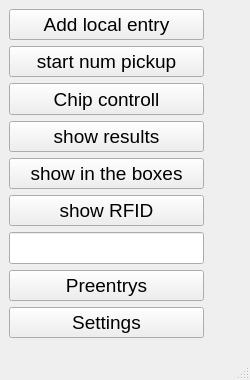
Old version of the form src/views/mainwindow/mainwindow.ui in the repository stivehu/um3.
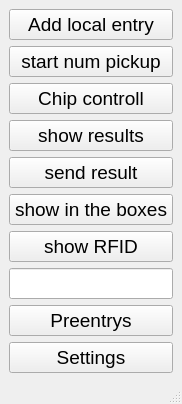
New version of the form.

```diff
--- a/src/views/mainwindow/mainwindow.ui
+++ b/src/views/mainwindow/mainwindow.ui
@@ -7,23 +7,16 @@
    <rect>
     <x>0</x>
     <y>0</y>
-    <width>250</width>
-    <height>380</height>
+    <width>182</width>
+    <height>360</height>
    </rect>
   </property>
   <property name="windowTitle">
    <string>User manager</string>
   </property>
   <widget class="QWidget" name="centralwidget">
-   <widget class="QWidget" name="layoutWidget">
-    <property name="geometry">
-     <rect>
-      <x>9</x>
-      <y>9</y>
-      <width>195</width>
-      <height>329</height>
-     </rect>
-    </property>
+   <layout class="QGridLayout" name="gridLayout">
+    <item row="0" column="0">
     <layout class="QVBoxLayout" name="verticalLayout">
      <item>
       <widget class="QPushButton" name="localEntrypushButton">
@@ -103,6 +96,18 @@
        </property>
       </widget>
      </item>
+      <item>
+       <widget class="QPushButton" name="sendresultPushButton">
+        <property name="font">
+         <font>
+          <pointsize>14</pointsize>
+         </font>
+        </property>
+        <property name="text">
+         <string>send result</string>
+        </property>
+       </widget>
+      </item>
      <item>
       <widget class="QPushButton" name="inTheBoxesPushButton">
        <property name="sizePolicy">
@@ -197,7 +202,8 @@
       </widget>
      </item>
     </layout>
-   </widget>
+    </item>
+   </layout>
   </widget>
   <widget class="QStatusBar" name="statusbar"/>
   <action name="actionExit">
```
Lines whose indentation alone changed are shown as unchanged.
